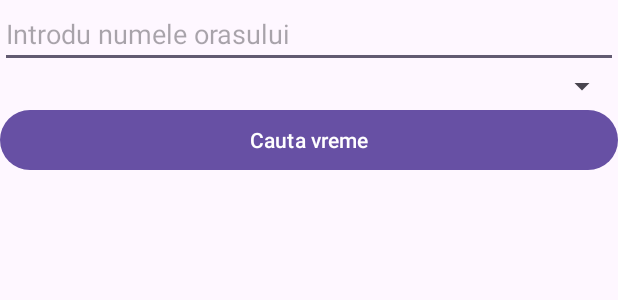
After one commit to Vktr1101/Ilie_Victor_ActivitateDAM2026, an Android app: the layout activity_vreme.xml on its own in the app's theme, with its tools: preview values and no code run, on a phone screen of 412 x 824 dp. The commit adds this screen. Shown: the top 300 px of the screen. Run offline under Robolectric (Android 15) with nearby library versions, the phone set to English and light mode, and no system bars.

Commit message:
Seminar 9

```diff
--- a/app/lab8/lab8-redo/src/main/res/layout/activity_main.xml
+++ b/app/lab8/lab8-redo/src/main/res/layout/activity_main.xml
@@ -14,4 +14,10 @@
         android:layout_height="wrap_content"
         android:text="@string/vizioneaza_ventilatoare" />
 
+    <Button
+        android:id="@+id/btnVreme"
+        android:layout_width="match_parent"
+        android:layout_height="wrap_content"
+        android:text="@string/vizioneaza_vremea" />
+
 </LinearLayout>
--- /dev/null
+++ b/app/lab8/lab8-redo/src/main/res/layout/activity_vreme.xml
@@ -0,0 +1,41 @@
+<?xml version="1.0" encoding="utf-8"?>
+<LinearLayout xmlns:android="http://schemas.android.com/apk/res/android"
+    xmlns:app="http://schemas.android.com/apk/res-auto"
+    xmlns:tools="http://schemas.android.com/tools"
+    android:id="@+id/main"
+    android:layout_width="match_parent"
+    android:layout_height="match_parent"
+    android:orientation="vertical"
+    tools:context=".VremeActivity">
+
+    <EditText
+        android:id="@+id/etOras"
+        android:layout_width="match_parent"
+        android:layout_height="wrap_content"
+        android:hint="@string/introdu_numele_orasului"
+        android:inputType="text" />
+
+    <Spinner
+        android:id="@+id/spnZile"
+        android:layout_width="match_parent"
+        android:layout_height="wrap_content" />
+
+    <Button
+        android:id="@+id/btnCauta"
+        android:layout_width="match_parent"
+        android:layout_height="wrap_content"
+        android:text="@string/cauta_vreme" />
+
+    <ScrollView
+        android:layout_width="match_parent"
+        android:layout_height="match_parent"
+        android:layout_marginTop="16dp">
+
+        <TextView
+            android:id="@+id/tvRezultat"
+            android:layout_width="match_parent"
+            android:layout_height="wrap_content"
+            android:textSize="18sp" />
+    </ScrollView>
+
+</LinearLayout>
--- a/app/lab8/lab8-redo/src/main/res/values/strings.xml
+++ b/app/lab8/lab8-redo/src/main/res/values/strings.xml
@@ -1,4 +1,7 @@
 <resources>
     <string name="app_name">lab8-redo</string>
     <string name="vizioneaza_ventilatoare">Vizioneaza ventilatoare</string>
+    <string name="vizioneaza_vremea">Vizioneaza vremea</string>
+    <string name="introdu_numele_orasului">Introdu numele orasului</string>
+    <string name="cauta_vreme">Cauta vreme</string>
 </resources>
```
Also changed, not shown: app/lab8/lab8-redo/src/main/AndroidManifest.xml (+6 -1 lines), app/lab8/lab8-redo/src/main/java/com/example/lab8_redo/MainActivity.java (+8 -2 lines), app/lab8/lab8-redo/src/main/java/com/example/lab8_redo/VremeActivity.java (added, +155 -0 lines).
